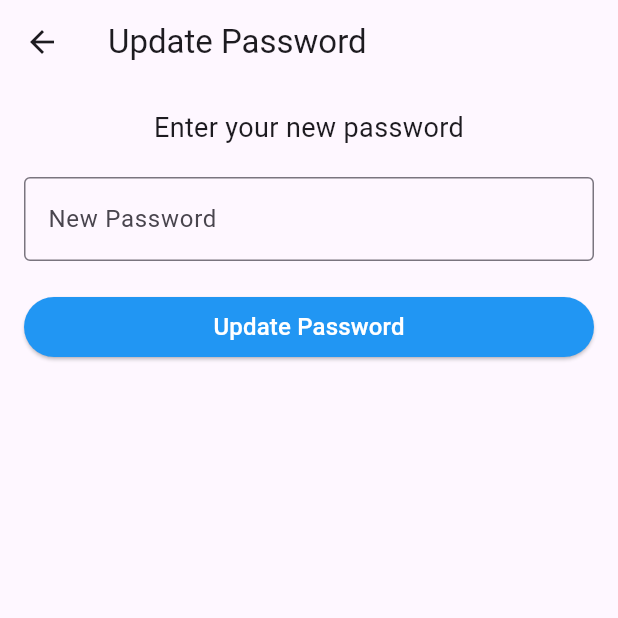
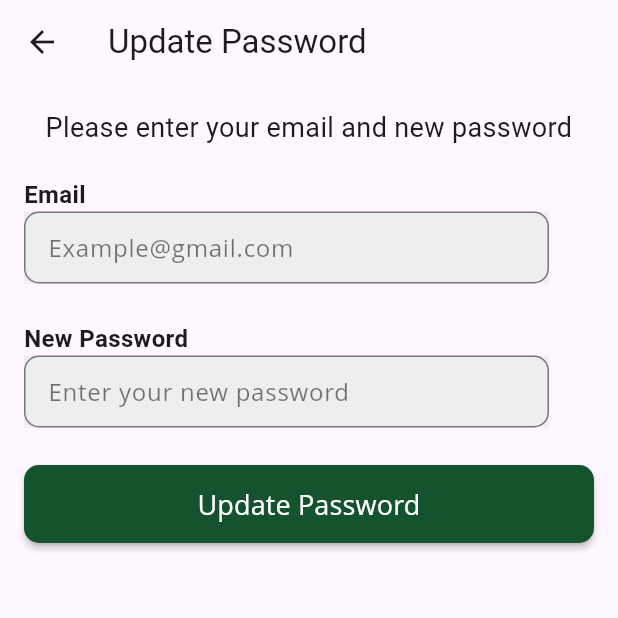
Before and after one commit to PG-002/CoHab, a Flutter app: the UpdatePasswordPage screen opened directly, on a phone screen of 412 x 824 dp, the top half of it. Run offline on Flutter 3.47's test engine with Material 3 defaults, Android fonts, the phone set to English and light mode, and no system bars; our stand-ins replace jwt_decoder, lucide_icons, socket_io_client; accounts and stored records are empty; Roboto replaces fonts that are missing (Open Sans).

Commit message:
update password works!

```diff
--- a/cohab_mobile/lib/updatePassword.dart
+++ b/cohab_mobile/lib/updatePassword.dart
@@ -10,7 +10,14 @@ class UpdatePasswordPage extends StatefulWidget {
 }
 
 class _UpdatePasswordState extends State<UpdatePasswordPage> {
+  String _email = '';
   String _newPassword = '';
+
+  void _handleEmail(String value) {
+    setState(() {
+      _email = value;
+    });
+  }
 
   void _handleNewPassword(String value) {
     setState(() {
@@ -19,8 +26,18 @@ class _UpdatePasswordState extends State<UpdatePasswordPage> {
   }
 
   void _handleUpdatePassword(BuildContext context) async {
+  // Check if email or password is empty
+    if (_email.isEmpty || _newPassword.isEmpty) {
+      ScaffoldMessenger.of(context).showSnackBar(
+        const SnackBar(
+          content: Text('Please fill in both email and new password.'),
+        ),
+      );
+      return;
+    }
+
     try {
-      await updatePassword(userIds, _newPassword);
+      await updatePassword(_email, _newPassword);
       if (!context.mounted) return;
 
       Navigator.pushReplacement(
@@ -37,6 +54,7 @@ class _UpdatePasswordState extends State<UpdatePasswordPage> {
     }
   }
 
+
   @override
   Widget build(BuildContext context) {
     return Scaffold(
@@ -49,30 +67,93 @@ class _UpdatePasswordState extends State<UpdatePasswordPage> {
           crossAxisAlignment: CrossAxisAlignment.stretch,
           children: [
             const Text(
-              'Enter your new password',
+              'Please enter your email and new password',
               textAlign: TextAlign.center,
               style: TextStyle(fontSize: 18.0),
             ),
             const SizedBox(height: 20.0),
-            TextFormField(
+            Column(
+                crossAxisAlignment: CrossAxisAlignment.start,
+                children: [
+                  const Text(
+                    'Email',
+                    style: TextStyle(
+                      fontSize: 16.0,
+                      fontWeight: FontWeight.bold,
+                    ),
+                  ),
+                  SizedBox(
+                    width: 350, // Set width of the container
+                    child: Container(
+                      color: Colors.grey[200],
+                      child: TextFormField(
+                        onChanged: _handleEmail,
+                        obscureText: false,
+                        decoration: InputDecoration(
+                          hintText: 'Example@gmail.com',
+                          hintStyle: const TextStyle(
+                              color: Colors.black54, fontFamily: 'Open Sans'),
+                          border: OutlineInputBorder(
+                            borderRadius: BorderRadius.circular(10.0),
+                          ),
+                          contentPadding: const EdgeInsets.fromLTRB(
+                              12.0, 8.0, 12.0, 8.0),
+                        ),
+                      ),
+                    ),
+                  ),
+                ],
+              ),
+            const SizedBox(height: 25.0),
+            Column(
+                crossAxisAlignment: CrossAxisAlignment.start,
+                children: [
+                  const Text(
+                    'New Password',
+                    style: TextStyle(
+                      fontSize: 16.0,
+                      fontWeight: FontWeight.bold,
+                    ),
+                  ),
+                  SizedBox(
+                    width: 350, // Set width of the container
+                    child: Container(
+                      color: Colors.grey[200],
+                      child: TextFormField(
                         onChanged: _handleNewPassword,
-              decoration: const InputDecoration(
-                labelText: 'New Password',
-                border: OutlineInputBorder(),
+                        obscureText: true,
+                        decoration: InputDecoration(
+                          hintText: 'Enter your new password',
+                          hintStyle: const TextStyle(
+                              color: Colors.black54, fontFamily: 'Open Sans'),
+                          border: OutlineInputBorder(
+                            borderRadius: BorderRadius.circular(10.0),
                           ),
-              obscureText: true,
+                          contentPadding: const EdgeInsets.fromLTRB(
+                              12.0, 8.0, 12.0, 8.0),
                         ),
-            const SizedBox(height: 20.0),
-            ElevatedButton(
+                      ),
+                    ),
+                  ),
+                ],
+              ),
+            const SizedBox(height: 25.0),
+            Builder(
+                builder: (context) => MaterialButton(
                   onPressed: () => _handleUpdatePassword(context),
-              style: ElevatedButton.styleFrom(
-                backgroundColor: Colors.blue,
+                  color: const Color(0xFF14532d),
+                  shape: RoundedRectangleBorder(
+                    borderRadius: BorderRadius.circular(10),
                   ),
-              child: const Text(
+                  padding: const EdgeInsets.symmetric(vertical: 13.0),
+                  child: const SizedBox(
+                    width: 350,
+                    child: Text(
                       'Update Password',
                       style: TextStyle(
-                  color: Colors.white,
-                  fontSize: 16,
+                          color: Colors.white, fontSize: 18, fontFamily: 'Open Sans'),
+                      textAlign: TextAlign.center,
+                    ),
                   ),
                 ),
               ),
```
Lines whose indentation alone changed are shown as unchanged.
